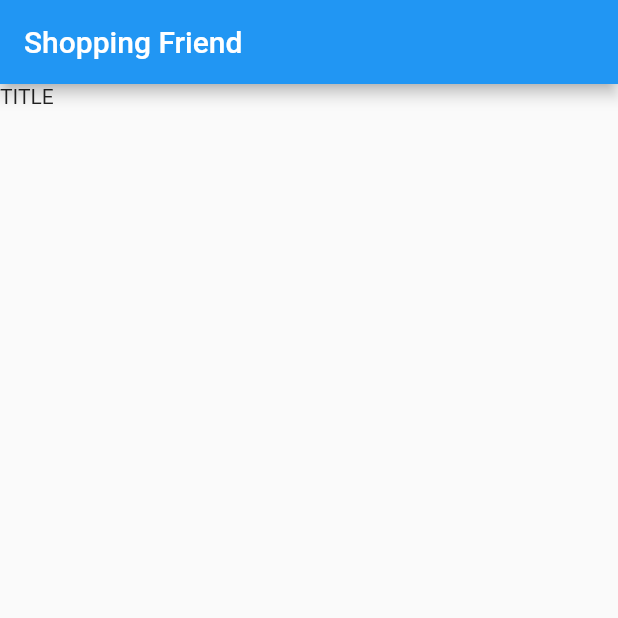
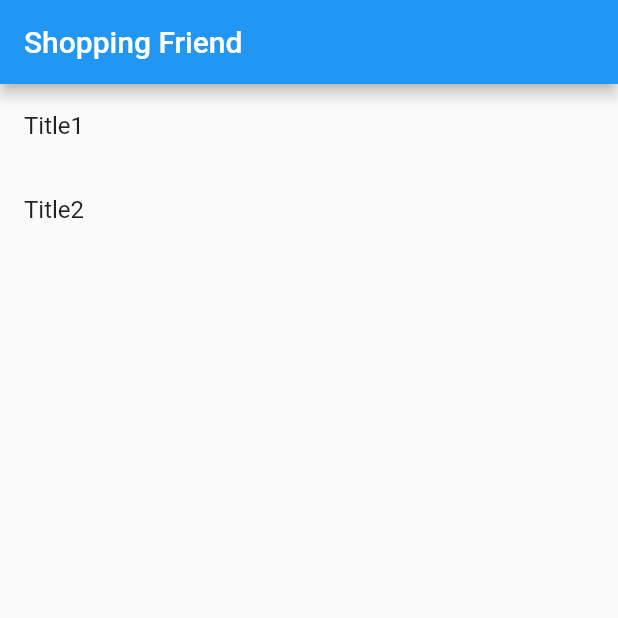
Before and after one commit to Wansuko-cmd/shopping_friend_flutter, a Flutter app: the screen it shows after launch, on a phone screen of 412 x 824 dp, the top half of it. Run offline on Flutter 3.47's test engine with Material 2 defaults, Android fonts, the phone set to English and light mode, and no system bars.

Commit message:
[add] リスト表示機能を追加

```diff
--- /dev/null
+++ b/lib/bloc/title/title_bloc.dart
@@ -0,0 +1,22 @@
+import 'dart:async';
+
+import 'package:shopping_friend_flutter/model/title_model.dart';
+
+class TitleBloc{
+
+  final _titlesController = StreamController<List<TitleModel>>();
+
+  Stream<List<TitleModel>> get titles => _titlesController.stream;
+
+  TitleBloc(List<TitleModel> titles){
+    setTitles(titles);
+  }
+
+  void setTitles(List<TitleModel> titles){
+    _titlesController.sink.add(titles);
+  }
+
+  void dispose(){
+    _titlesController.close();
+  }
+}
--- a/lib/model/title.dart
+++ /dev/null
@@ -1,7 +0,0 @@
-class Title{
-
-  final int id;
-  final String name;
-
-  Title(this.id, this.name);
-}
--- /dev/null
+++ b/lib/model/title_model.dart
@@ -0,0 +1,7 @@
+class TitleModel{
+
+  final int id;
+  final String name;
+
+  TitleModel(this.id, this.name);
+}
--- a/lib/view/title/title_page.dart
+++ b/lib/view/title/title_page.dart
@@ -1,19 +1,54 @@
 import 'package:flutter/cupertino.dart';
 import 'package:flutter/material.dart';
+import 'package:provider/provider.dart';
+import 'package:shopping_friend_flutter/bloc/title/title_bloc.dart';
+import 'package:shopping_friend_flutter/model/title_model.dart';
 
-class TitlePage extends StatelessWidget{
+class TitlePage extends StatelessWidget {
+  final String pageTitle;
 
-  final String title;
+  TitlePage(this.pageTitle);
 
-  TitlePage(this.title);
+  final titles = [TitleModel(1, "Title1"), TitleModel(2, "Title2")];
 
   @override
   Widget build(BuildContext context) {
-    return Scaffold(
-      appBar: AppBar(
-        title: Text(title),
-      ),
-      body: Text("TITLE"),
+    return Provider<TitleBloc>(
+      create: (context) => TitleBloc(titles),
+      dispose: (_, bloc) => bloc.dispose(),
+      child: Scaffold(
+          appBar: AppBar(
+            title: Text(pageTitle),
+          ),
+          body: Consumer<TitleBloc>(
+            builder: (context, value, child) {
+              return TitleListView(value.titles);
+            },
+          )),
     );
   }
 }
+
+class TitleListView extends StatelessWidget {
+  final Stream<List<TitleModel>> _stream;
+
+  TitleListView(this._stream);
+
+  @override
+  Widget build(BuildContext context) {
+    return StreamBuilder<List<TitleModel>>(
+      initialData: [],
+      stream: _stream,
+      builder: (context, snapshot) {
+        return ListView.builder(
+          itemCount: snapshot.data!.length,
+          itemBuilder: (context, index) {
+            return ListTile(
+              title: Text(snapshot.data![index].name),
+            );
+          },
+        );
+      },
+    );
+  }
+}
```
